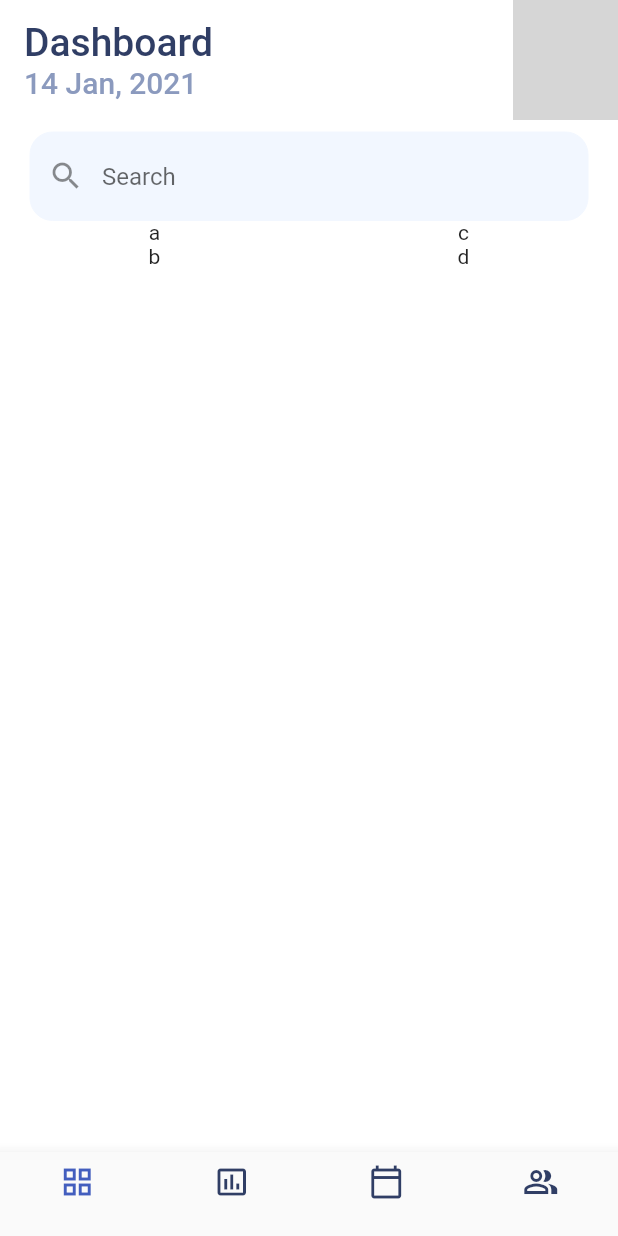
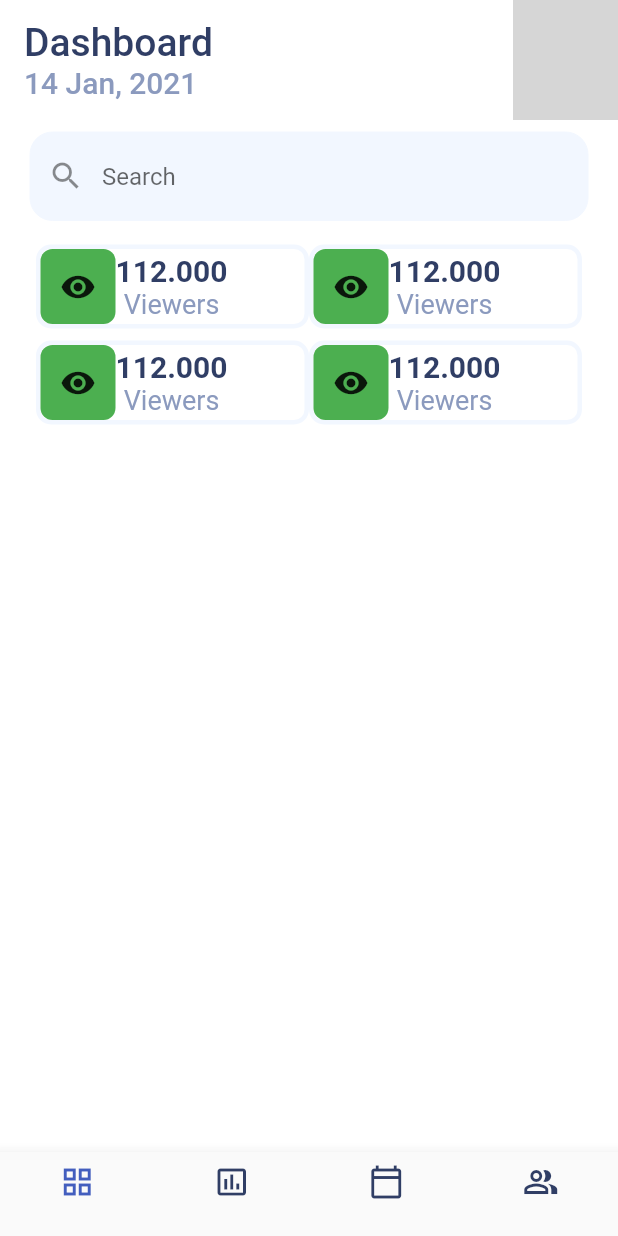
Before and after one commit to Satochaaan/social_media_manage, a Flutter app: the screen it shows after launch, on a phone screen of 412 x 824 dp. Run offline on Flutter 3.47's test engine with Material 2 defaults, Android fonts, the phone set to English and light mode, and no system bars; network calls fail; grey boxes are pictures that could not be loaded.

Commit message:
テーブル実装途中

```diff
--- a/lib/main.dart
+++ b/lib/main.dart
@@ -117,25 +117,49 @@ class _SocialMediaManageState extends State<SocialMediaManage> {
                   ),
                 ),
               ),
-              Table(
+              SizedBox(
+                height: 16,
+              ),
+              Container(
+                padding: EdgeInsets.symmetric(horizontal: 24),
+                child: Table(
                   children: [
                     TableRow(
                       children: [
                         Column(
                           children: [
-                          Text('a'),
-                          Text('b'),
+                            TableItem(
+                              iconData: Icons.remove_red_eye,
+                              title: '112.000',
+                              subTitle: 'Viewers',
+                            ),
+                            SizedBox(height: 8),
+                            TableItem(
+                              iconData: Icons.remove_red_eye,
+                              title: '112.000',
+                              subTitle: 'Viewers',
+                            ),
                           ],
                         ),
                         Column(
                           children: [
-                          Text('c'),
-                          Text('d'),
+                            TableItem(
+                              iconData: Icons.remove_red_eye,
+                              title: '112.000',
+                              subTitle: 'Viewers',
+                            ),
+                            SizedBox(height: 8),
+                            TableItem(
+                              iconData: Icons.remove_red_eye,
+                              title: '112.000',
+                              subTitle: 'Viewers',
+                            ),
                           ],
                         )
                       ],
                     ),
                   ],
+                ),
               ),
             ],
           ),
@@ -169,3 +193,59 @@ class _SocialMediaManageState extends State<SocialMediaManage> {
     );
   }
 }
+
+class TableItem extends StatelessWidget {
+  final IconData iconData;
+  final String title;
+  final String subTitle;
+
+  TableItem({
+    this.iconData,
+    this.title,
+    this.subTitle,
+  });
+
+  @override
+  Widget build(BuildContext context) {
+    return Container(
+      decoration: BoxDecoration(
+        border: Border.all(
+          color: kColorSearchField,
+          width: 3,
+        ),
+        borderRadius: BorderRadius.circular(10),
+      ),
+      child: Row(
+        children: [
+          Container(
+            width: 50,
+            height: 50,
+            decoration: BoxDecoration(
+              color: Colors.green,
+              borderRadius: BorderRadius.circular(8),
+            ),
+            child: Icon(iconData),
+          ),
+          Column(
+            children: [
+              Text(
+                title,
+                style: TextStyle(
+                    color: kColorText,
+                    fontSize: 20,
+                    fontWeight: FontWeight.bold),
+              ),
+              Text(
+                subTitle,
+                style: TextStyle(
+                  color: kColorTextSub,
+                  fontSize: 18,
+                ),
+              ),
+            ],
+          ),
+        ],
+      ),
+    );
+  }
+}
```
Lines whose indentation alone changed are shown as unchanged.
